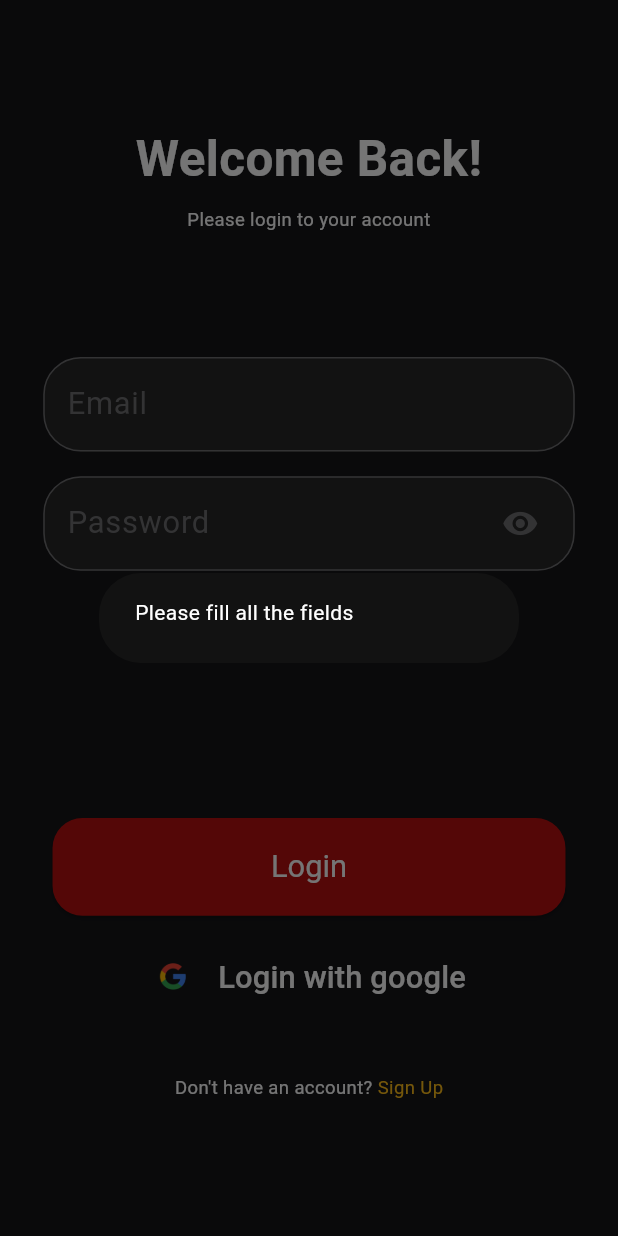
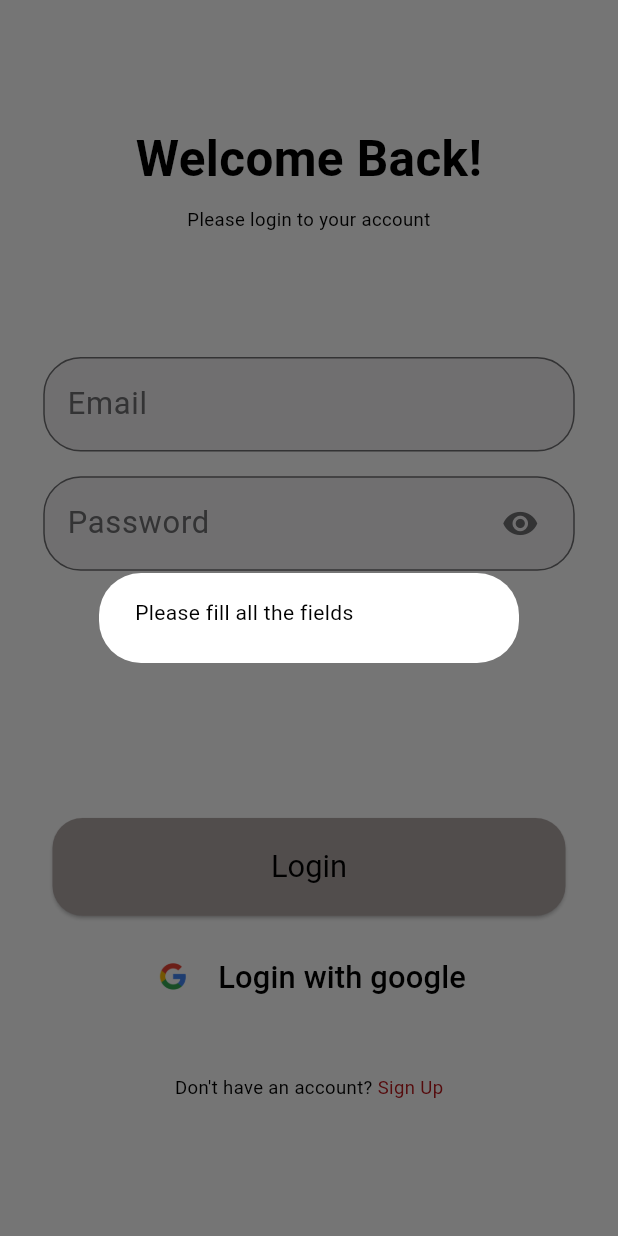
Before and after one commit to Som401/Restaurant-App, a Flutter app: the screen it shows after launch, after a tap on "Login", on a phone screen of 412 x 824 dp. Run offline on Flutter 3.47's test engine with Material 3 defaults, Android fonts, the phone set to English and light mode, and no system bars; our stand-ins replace animated_splash_screen, cloud_firestore, firebase_auth, firebase_core; accounts and stored records are empty.

Commit message:
add drawer, homepage settings page, switch between color modes

```diff
--- a/frontend/lib/auth/auth.dart
+++ b/frontend/lib/auth/auth.dart
@@ -1,29 +1,39 @@
 import 'package:flutter/material.dart';
-import 'package:firebase_auth/firebase_auth.dart';
+import 'package:firebase_auth/firebase_auth.dart' as auth;
+import 'package:frontend/pages/home_page.dart';
 import 'package:frontend/pages/login_page.dart';
+import 'package:frontend/models/user.dart';
+import 'package:frontend/providers/user_provider.Dart';
+import 'package:frontend/services/user_services.dart';
+import 'package:provider/provider.dart';
 
 class AuthPage extends StatelessWidget {
-  const AuthPage({super.key});
-
+  AuthPage({super.key});
+  final UserService _userService = UserService();
   @override
   Widget build(BuildContext context) {
     return Scaffold(
-        body: StreamBuilder(
-            stream: FirebaseAuth.instance.authStateChanges(),
+        body: StreamBuilder<auth.User?>(
+            stream: auth.FirebaseAuth.instance.authStateChanges(),
             builder: (context, snapshot) {
               if (snapshot.hasData) {
-                return  Scaffold(
-                  appBar: AppBar(
-                    title: const Text('Home'),
-                    actions: [
-                      IconButton(
-                        icon:  const Icon(Icons.exit_to_app),
-                        onPressed: () async {
-                          await FirebaseAuth.instance.signOut();
-                        },
-                      )
-                    ],
-                  ),
+                var userUid = snapshot.data!.uid;
+                return FutureBuilder<User?>(
+                  future: _userService.fetchUserDetails(userUid),
+                  builder: (context, userSnapshot) {
+                    if (userSnapshot.connectionState ==
+                        ConnectionState.waiting) {
+                      return const Center(child: CircularProgressIndicator());
+                    } else if (userSnapshot.hasData) {
+                      WidgetsBinding.instance.addPostFrameCallback((_) {
+                        Provider.of<UserProvider>(context, listen: false)
+                            .setUser(userSnapshot.data!);
+                      });
+                      return HomePage();
+                    } else {
+                      return const Text("User data not found.");
+                    }
+                  },
                 );
               } else {
                 return const LoginPage();
--- a/frontend/lib/main.dart
+++ b/frontend/lib/main.dart
@@ -1,11 +1,12 @@
 import 'package:flutter/foundation.dart';
 import 'package:flutter/material.dart';
 import 'package:frontend/pages/splash_screen_page.dart';
-import 'package:frontend/theme/theme_provider.dart';
+import 'package:frontend/providers/theme_provider.dart';
+import 'package:frontend/providers/user_provider.dart';
 import 'package:provider/provider.dart';
 import 'package:firebase_core/firebase_core.dart';
 
-void main() async{
+void main() async {
   WidgetsFlutterBinding.ensureInitialized();
   try {
     if (kIsWeb) {
@@ -25,8 +26,11 @@ void main() async{
   } catch (e) {
     print('Failed to initialize Firebase: $e');
   }
-  runApp(ChangeNotifierProvider(
-    create: (context) => ThemeProvider(),
+  runApp(MultiProvider(
+    providers: [
+      ChangeNotifierProvider(create: (context) => ThemeProvider()),
+      ChangeNotifierProvider(create: (context) => UserProvider()),
+    ],
     child: const MyApp(),
   ));
 }
--- /dev/null
+++ b/frontend/lib/models/user.dart
@@ -0,0 +1,32 @@
+class User {
+  final String name;
+  final String email;
+  final String phoneNumber;
+
+  User({required this.name, required this.email, required this.phoneNumber});
+
+  factory User.fromJson(Map<String, dynamic> json) {
+    return User(
+        name: json['name'],
+        email: json['email'],
+        phoneNumber: json['phoneNumber']);
+  }
+
+  Map<String, dynamic> toJson() => {
+        'name': name,
+        'email': email,
+        'phoneNumber': phoneNumber,
+      };
+
+  factory User.fromMap(Map<String, dynamic> data) {
+    return User(
+      name: data['name'] as String,
+      email: data['email'] as String,
+      phoneNumber: data['phoneNumber'] as String,
+    );
+  }
+  @override
+  String toString() {
+    return 'User{name: $name, email: $email, phoneNumber: $phoneNumber}';
+  }
+}
--- a/frontend/lib/pages/login_page.dart
+++ b/frontend/lib/pages/login_page.dart
@@ -1,8 +1,8 @@
 import 'package:firebase_auth/firebase_auth.dart';
-import 'package:firebase_core/firebase_core.dart';
 import 'package:flutter/material.dart';
+import 'package:frontend/auth/auth.dart';
 import 'package:frontend/pages/sign_up_page.dart';
-import 'package:frontend/pages/verification_page.dart';
+import 'package:frontend/services/user_services.dart';
 
 class LoginPage extends StatefulWidget {
   const LoginPage({super.key});
@@ -12,11 +12,12 @@ class LoginPage extends StatefulWidget {
 }
 
 class _LoginPageState extends State<LoginPage> {
-
   bool passwordVisible = true;
 
   final TextEditingController emailController = TextEditingController();
   final TextEditingController passwordController = TextEditingController();
+
+  final UserService _userService = UserService();
 
   void login() async {
     if (emailController.text.isEmpty || passwordController.text.isEmpty) {
@@ -32,12 +33,10 @@ class _LoginPageState extends State<LoginPage> {
                 child: CircularProgressIndicator(),
               ));
       try {
-        await FirebaseAuth.instance.signInWithEmailAndPassword(
-          email: emailController.text,
-          password: passwordController.text,
-        );
+        await _userService.login(
+            context, emailController.text, passwordController.text);
         Navigator.of(context).pushAndRemoveUntil(
-            MaterialPageRoute(builder: (context) => const Scaffold()),
+            MaterialPageRoute(builder: (context) =>  AuthPage()),
             (Route route) => false);
       } on FirebaseAuthException catch (e) {
         Navigator.pop(context);
--- a/frontend/lib/pages/splash_screen_page.dart
+++ b/frontend/lib/pages/splash_screen_page.dart
@@ -1,6 +1,8 @@
 import 'package:flutter/material.dart';
 import 'package:animated_splash_screen/animated_splash_screen.dart';
 import 'package:frontend/auth/auth.dart';
+import 'package:frontend/providers/theme_provider.dart';
+import 'package:provider/provider.dart';
 
 class SplashScreen extends StatelessWidget {
   const SplashScreen({super.key});
@@ -10,17 +12,20 @@ class SplashScreen extends StatelessWidget {
   @override
   Widget build(BuildContext context) {
     double iconSize = MediaQuery.of(context).size.width * 0.7;
+    bool isDarkMode = Provider.of<ThemeProvider>(context).isDarkMode;
+    String logoPath = isDarkMode
+        ? "assets/images/delcapo_logo.png"
+        : "assets/images/light_mode_delcapo_logo.png";
     return AnimatedSplashScreen(
-      splash: Center(
-        child:Image.asset("assets/images/delcapo_logo.png")
-        // Divider(
-        //   color: Theme.of(context).colorScheme.inversePrimary,
-        //   thickness: 5,
-        // ),
-      ),
-      nextScreen: const AuthPage(),
+      splash: Center(child: Image.asset(logoPath)
+          // Divider(
+          //   color: Theme.of(context).colorScheme.inversePrimary,
+          //   thickness: 5,
+          // ),
+          ),
+      nextScreen: AuthPage(),
       backgroundColor: Theme.of(context).colorScheme.background,
-      splashIconSize:iconSize,
+      splashIconSize: iconSize,
       duration: 3000,
     );
   }
--- a/frontend/lib/theme/theme_provider.dart
+++ b/frontend/lib/providers/theme_provider.dart
@@ -3,22 +3,23 @@ import 'package:frontend/theme/dark_mode.dart';
 import 'package:frontend/theme/light_mode.dart';
 
 class ThemeProvider with ChangeNotifier {
-  ThemeData _themeData = darkMode;
+  ThemeData _themeData = lightMode;
 
   ThemeData get themeData => _themeData;
 
   bool get isDarkMode => _themeData == darkMode;
 
-  set themeData(ThemeData themeData){
+  set themeData(ThemeData themeData) {
     _themeData = themeData;
     notifyListeners();
   }
 
   void toggleTheme() {
-    if(_themeData == darkMode) {
+    if (_themeData == darkMode) {
       _themeData = lightMode;
     } else {
       _themeData = darkMode;
     }
+    notifyListeners();
   }
 }
--- /dev/null
+++ b/frontend/lib/providers/user_provider.dart
@@ -0,0 +1,18 @@
+import 'package:flutter/material.dart';
+import '../models/user.dart';
+
+class UserProvider with ChangeNotifier {
+  User? _user;
+
+  User? get user => _user;
+
+  void setUser(User user) {
+  _user = user;
+  notifyListeners();
+}
+
+  void clearUser() {
+    _user = null;
+    notifyListeners();
+  }
+}
--- a/frontend/lib/services/firestore.dart
+++ /dev/null
@@ -1,3 +0,0 @@
-class FirestoreServices {
-
-}
--- a/frontend/lib/theme/light_mode.dart
+++ b/frontend/lib/theme/light_mode.dart
@@ -1,11 +1,11 @@
 import 'package:flutter/material.dart';
 
 ThemeData lightMode = ThemeData(
-  colorScheme: const ColorScheme.light(
-    background: Color(0xFFFFFFFF),
-    primary: Color(0xFF000000),
-    secondary: Color(0xFF4B4B4B),
-    tertiary: Color(0xFFB70F0F),
-    inversePrimary: Color(0xFFFFFFFF),
-  )
-);
+    colorScheme: const ColorScheme.light(
+  background: Color(0xFFFFFFFF),
+  primary: Color(0xFF000000),
+  secondary: Color(0xFF6F6F72),
+  tertiary: Color(0xFFf5f3f4),
+  inverseSurface: Color(0xFFba181b),
+  inversePrimary : Color(0xFFb1a7a6),
+));
--- a/frontend/pubspec.yaml
+++ b/frontend/pubspec.yaml
@@ -40,6 +40,7 @@ dependencies:
   animated_splash_screen: ^1.3.0
   firebase_core: ^3.0.0
   firebase_auth: ^5.0.0
+  cloud_firestore: ^5.0.0
 
 dev_dependencies:
   flutter_test:
@@ -66,6 +67,7 @@ flutter:
   # To add assets to your application, add an assets section, like this:
   assets:
      - assets/images/delcapo_logo.png
+     - assets/images/light_mode_delcapo_logo.png
      #- assets/images/logo.png
      - assets/images/google_logo.png
 
```
Also changed, not shown: frontend/lib/components/drawer/my_drawer.dart (added, +116 -0 lines), frontend/lib/components/drawer/my_drawer_tile.dart (added, +37 -0 lines), frontend/lib/pages/home_page.dart (added, +35 -0 lines), frontend/lib/pages/settings_page.dart (added, +67 -0 lines), frontend/lib/pages/sign_up_page.dart (+19 -7 lines), frontend/lib/services/user_services.dart (added, +57 -0 lines), frontend/assets/images/light_mode_delcapo_logo.png (added), frontend/pubspec.lock, 1 other file.
